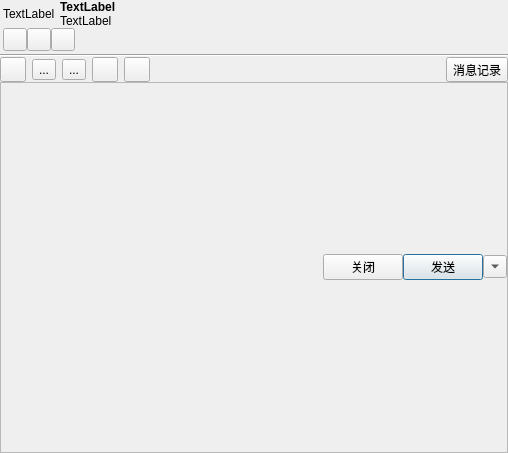
zhanlangsir/Qtqq, file src/ui/friendchatdlg.ui: the form before one commit.
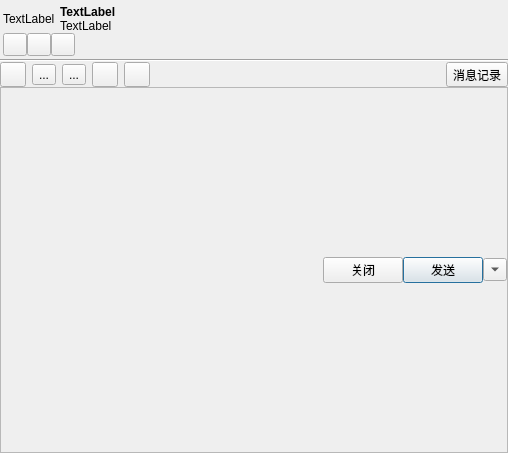
The form after the commit. Icons and pictures are not drawn.

Diff of the .ui file:
```diff
--- a/src/ui/friendchatdlg.ui
+++ b/src/ui/friendchatdlg.ui
@@ -37,6 +37,9 @@
      <property name="leftMargin">
       <number>3</number>
      </property>
+     <property name="topMargin">
+      <number>5</number>
+     </property>
      <item>
       <layout class="QHBoxLayout" name="horizontalLayout">
        <item>
```
